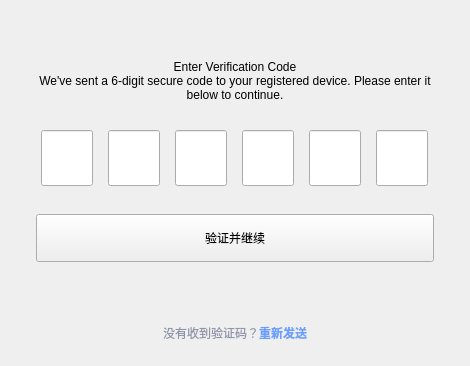
llk657843/V2ray, file login/verifyCodePage.ui: the form before one commit.
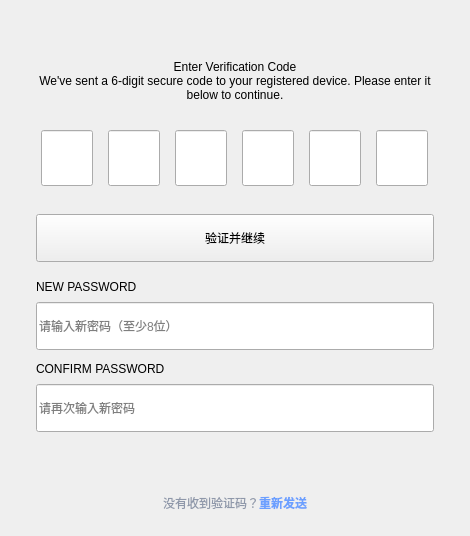
The form after the commit.

The edit to the form file:
```diff
--- a/login/verifyCodePage.ui
+++ b/login/verifyCodePage.ui
@@ -274,6 +274,122 @@
         </property>
        </widget>
       </item>
+      <item>
+       <spacer name="passwordSectionTopSpacer">
+        <property name="orientation">
+         <enum>Qt::Orientation::Vertical</enum>
+        </property>
+        <property name="sizeType">
+         <enum>QSizePolicy::Policy::Fixed</enum>
+        </property>
+        <property name="sizeHint" stdset="0">
+         <size>
+          <width>20</width>
+          <height>18</height>
+         </size>
+        </property>
+       </spacer>
+      </item>
+      <item>
+       <widget class="QLabel" name="newPasswordLabel">
+        <property name="text">
+         <string>NEW PASSWORD</string>
+        </property>
+       </widget>
+      </item>
+      <item>
+       <spacer name="newPasswordLabelSpacer">
+        <property name="orientation">
+         <enum>Qt::Orientation::Vertical</enum>
+        </property>
+        <property name="sizeType">
+         <enum>QSizePolicy::Policy::Fixed</enum>
+        </property>
+        <property name="sizeHint" stdset="0">
+         <size>
+          <width>20</width>
+          <height>8</height>
+         </size>
+        </property>
+       </spacer>
+      </item>
+      <item>
+       <widget class="QLineEdit" name="newPasswordInput">
+        <property name="minimumSize">
+         <size>
+          <width>0</width>
+          <height>48</height>
+         </size>
+        </property>
+        <property name="placeholderText">
+         <string>请输入新密码（至少8位）</string>
+        </property>
+        <property name="echoMode">
+         <enum>QLineEdit::EchoMode::Password</enum>
+        </property>
+        <property name="clearButtonEnabled">
+         <bool>true</bool>
+        </property>
+       </widget>
+      </item>
+      <item>
+       <spacer name="confirmPasswordTopSpacer">
+        <property name="orientation">
+         <enum>Qt::Orientation::Vertical</enum>
+        </property>
+        <property name="sizeType">
+         <enum>QSizePolicy::Policy::Fixed</enum>
+        </property>
+        <property name="sizeHint" stdset="0">
+         <size>
+          <width>20</width>
+          <height>12</height>
+         </size>
+        </property>
+       </spacer>
+      </item>
+      <item>
+       <widget class="QLabel" name="confirmPasswordLabel">
+        <property name="text">
+         <string>CONFIRM PASSWORD</string>
+        </property>
+       </widget>
+      </item>
+      <item>
+       <spacer name="confirmPasswordLabelSpacer">
+        <property name="orientation">
+         <enum>Qt::Orientation::Vertical</enum>
+        </property>
+        <property name="sizeType">
+         <enum>QSizePolicy::Policy::Fixed</enum>
+        </property>
+        <property name="sizeHint" stdset="0">
+         <size>
+          <width>20</width>
+          <height>8</height>
+         </size>
+        </property>
+       </spacer>
+      </item>
+      <item>
+       <widget class="QLineEdit" name="confirmPasswordInput">
+        <property name="minimumSize">
+         <size>
+          <width>0</width>
+          <height>48</height>
+         </size>
+        </property>
+        <property name="placeholderText">
+         <string>请再次输入新密码</string>
+        </property>
+        <property name="echoMode">
+         <enum>QLineEdit::EchoMode::Password</enum>
+        </property>
+        <property name="clearButtonEnabled">
+         <bool>true</bool>
+        </property>
+       </widget>
+      </item>
       <item>
        <spacer name="cardBottomStretch">
         <property name="orientation">
```
